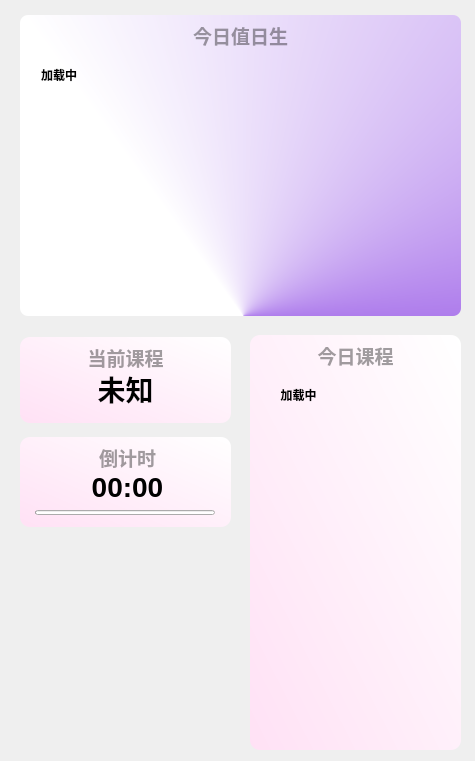
Above: Resource/ui/dp/class_dp3.ui from Yamikani-Flipped/LingYun-Class-Widgets before the change. Below: the same form after it.
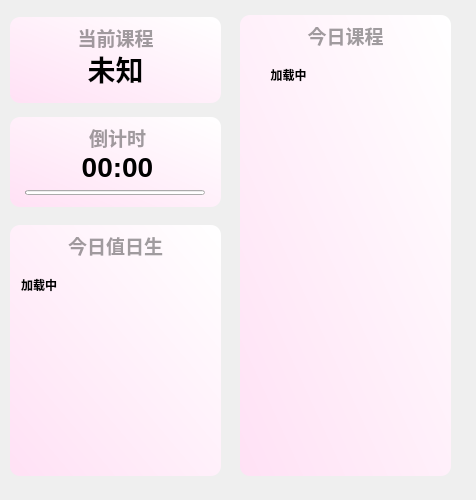
That is the form after the change. Custom widgets are drawn as their Qt base class.

```diff
--- a/Resource/ui/dp/class_dp3.ui
+++ b/Resource/ui/dp/class_dp3.ui
@@ -6,8 +6,8 @@
    <rect>
     <x>0</x>
     <y>0</y>
-    <width>475</width>
-    <height>761</height>
+    <width>476</width>
+    <height>500</height>
    </rect>
   </property>
   <property name="windowTitle">
@@ -16,8 +16,8 @@
   <widget class="TitleLabel" name="lingyun_class">
    <property name="geometry">
     <rect>
-     <x>20</x>
-     <y>370</y>
+     <x>10</x>
+     <y>50</y>
      <width>211</width>
      <height>38</height>
     </rect>
@@ -46,10 +46,10 @@
   <widget class="SmoothScrollArea" name="sd_scroll">
    <property name="geometry">
     <rect>
-     <x>260</x>
-     <y>375</y>
+     <x>250</x>
+     <y>55</y>
      <width>191</width>
-     <height>361</height>
+     <height>421</height>
     </rect>
    </property>
    <property name="styleSheet">
@@ -64,7 +64,7 @@
       <x>0</x>
       <y>0</y>
       <width>191</width>
-      <height>361</height>
+      <height>421</height>
      </rect>
     </property>
     <layout class="QVBoxLayout" name="verticalLayout_9">
@@ -125,8 +125,8 @@
   <widget class="QLabel" name="lingyun_background">
    <property name="geometry">
     <rect>
-     <x>20</x>
-     <y>337</y>
+     <x>10</x>
+     <y>17</y>
      <width>211</width>
      <height>86</height>
     </rect>
@@ -146,8 +146,8 @@
   <widget class="QLabel" name="lingyun_Title">
    <property name="geometry">
     <rect>
-     <x>20</x>
-     <y>342</y>
+     <x>10</x>
+     <y>22</y>
      <width>211</width>
      <height>31</height>
     </rect>
@@ -177,8 +177,8 @@
   <widget class="TitleLabel" name="lingyun_down">
    <property name="geometry">
     <rect>
-     <x>22</x>
-     <y>468</y>
+     <x>12</x>
+     <y>148</y>
      <width>211</width>
      <height>38</height>
     </rect>
@@ -201,8 +201,8 @@
   <widget class="ProgressBar" name="lingyun_Bar">
    <property name="geometry">
     <rect>
-     <x>35</x>
-     <y>510</y>
+     <x>25</x>
+     <y>190</y>
      <width>180</width>
      <height>5</height>
     </rect>
@@ -235,10 +235,10 @@
   <widget class="QLabel" name="todayclass_background">
    <property name="geometry">
     <rect>
-     <x>250</x>
-     <y>335</y>
+     <x>240</x>
+     <y>15</y>
      <width>211</width>
-     <height>415</height>
+     <height>461</height>
     </rect>
    </property>
    <property name="styleSheet">
@@ -254,8 +254,8 @@
   <widget class="QLabel" name="todayclass_Title">
    <property name="geometry">
     <rect>
-     <x>250</x>
-     <y>340</y>
+     <x>240</x>
+     <y>20</y>
      <width>211</width>
      <height>31</height>
     </rect>
@@ -285,8 +285,8 @@
   <widget class="QLabel" name="lingyun_background_2">
    <property name="geometry">
     <rect>
-     <x>20</x>
-     <y>437</y>
+     <x>10</x>
+     <y>117</y>
      <width>211</width>
      <height>90</height>
     </rect>
@@ -303,8 +303,8 @@
   <widget class="QLabel" name="lingyun_Title_2">
    <property name="geometry">
     <rect>
-     <x>22</x>
-     <y>442</y>
+     <x>12</x>
+     <y>122</y>
      <width>211</width>
      <height>31</height>
     </rect>
@@ -334,10 +334,10 @@
   <widget class="SmoothScrollArea" name="sd_scroll_2">
    <property name="geometry">
     <rect>
-     <x>30</x>
-     <y>55</y>
-     <width>421</width>
-     <height>251</height>
+     <x>10</x>
+     <y>265</y>
+     <width>211</width>
+     <height>211</height>
     </rect>
    </property>
    <property name="styleSheet">
@@ -351,8 +351,8 @@
      <rect>
       <x>0</x>
       <y>0</y>
-      <width>421</width>
-      <height>251</height>
+      <width>211</width>
+      <height>211</height>
      </rect>
     </property>
     <layout class="QVBoxLayout" name="verticalLayout_10">
@@ -413,9 +413,9 @@
   <widget class="QLabel" name="duty_Title">
    <property name="geometry">
     <rect>
-     <x>20</x>
-     <y>20</y>
-     <width>441</width>
+     <x>10</x>
+     <y>230</y>
+     <width>211</width>
      <height>31</height>
     </rect>
    </property>
@@ -444,15 +444,16 @@
   <widget class="QLabel" name="duty_background">
    <property name="geometry">
     <rect>
-     <x>20</x>
-     <y>15</y>
-     <width>441</width>
-     <height>301</height>
+     <x>10</x>
+     <y>225</y>
+     <width>211</width>
+     <height>251</height>
     </rect>
    </property>
    <property name="styleSheet">
-    <string notr="true">background-color: qconicalgradient(cx:0.506, cy:1, angle:202.5, stop:0.255682 rgba(129, 52, 225, 255), stop:0.761364 rgba(255, 255, 255, 255));
-border-radius: 8px</string>
+    <string notr="true">background-color: qlineargradient(spread:pad, x1:0, y1:1, x2:1, y2:0, stop:0 rgba(255, 225, 245, 255), stop:1 rgba(255, 255, 255, 255));
+
+border-radius: 10px</string>
    </property>
    <property name="text">
     <string/>
```
